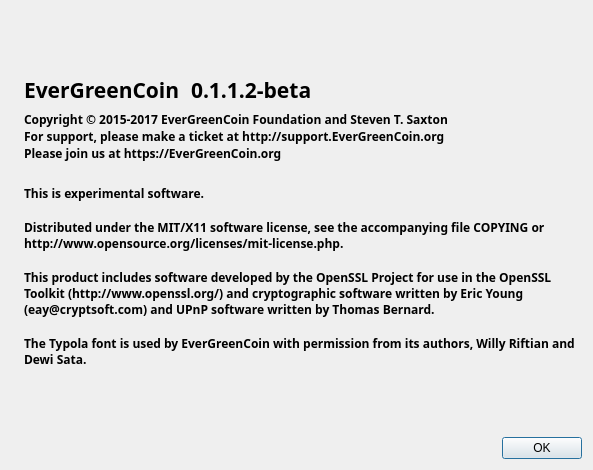
EverGreenCoinDev/EverGreenCoin, file src/qt/forms/aboutdialog.ui: the form before one commit.
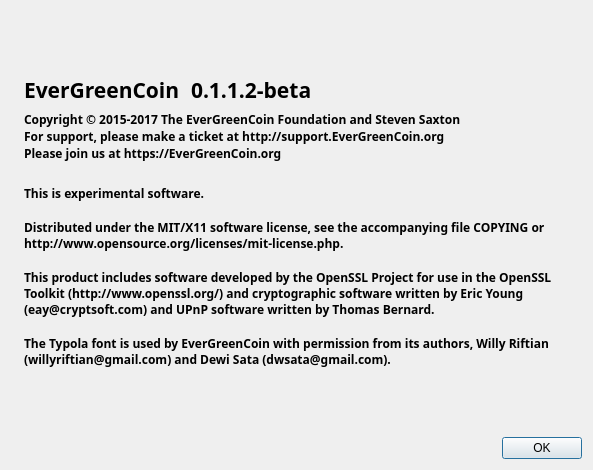
The form after the commit. Icons and pictures are not drawn.

```diff
--- a/src/qt/forms/aboutdialog.ui
+++ b/src/qt/forms/aboutdialog.ui
@@ -117,7 +117,7 @@
         <cursorShape>IBeamCursor</cursorShape>
        </property>
        <property name="text">
-        <string>Copyright © 2015-2017 EverGreenCoin Foundation and Steven T. Saxton
+        <string>Copyright © 2015-2017 The EverGreenCoin Foundation and Steven Saxton
 For support, please make a ticket at http://support.EverGreenCoin.org
 Please join us at https://EverGreenCoin.org</string>
        </property>
@@ -147,7 +147,7 @@
 
 This product includes software developed by the OpenSSL Project for use in the OpenSSL Toolkit (http://www.openssl.org/) and cryptographic software written by Eric Young (eay@cryptsoft.com) and UPnP software written by Thomas Bernard.
 
-The Typola font is used by EverGreenCoin with permission from its authors, Willy Riftian and Dewi Sata.</string>
+The Typola font is used by EverGreenCoin with permission from its authors, Willy Riftian (willyriftian@gmail.com) and Dewi Sata (dwsata@gmail.com).</string>
        </property>
        <property name="wordWrap">
         <bool>true</bool>
```
